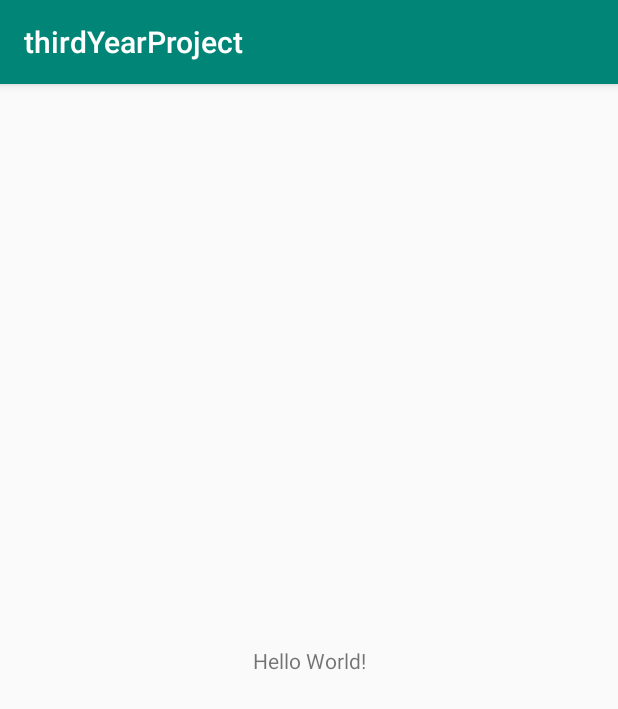
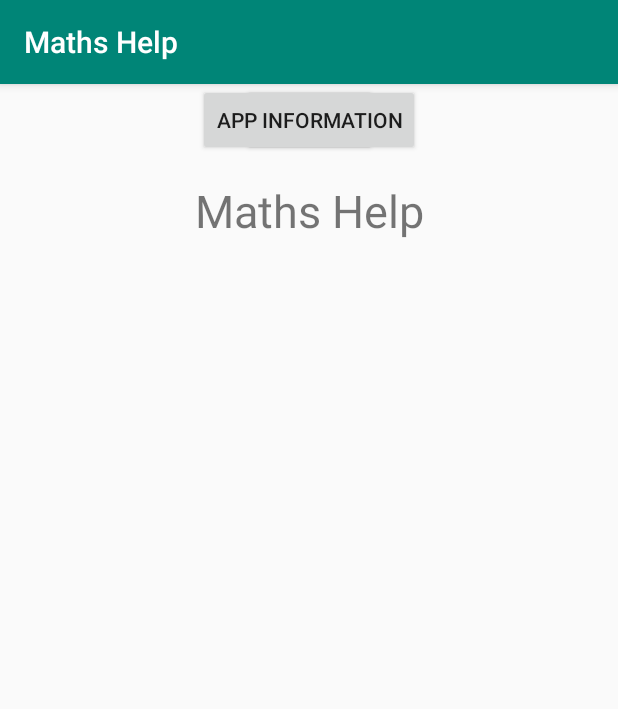
Before and after one commit to AlphaMustang/thirdYearProject, an Android app: the screen it shows after launch (MainActivity), on a phone screen of 412 x 824 dp. Shown: the top 709 px of the screen. Run offline under Robolectric (Android 15) with nearby library versions, the phone set to English and light mode, and no system bars.

Commit message:
Working on the start page and trying to sort out Android Studio's problems.
Signed-off-by: alphamustang <ryan.noel@hotmail.com>

```diff
--- a/app/src/main/res/layout/activity_main.xml
+++ b/app/src/main/res/layout/activity_main.xml
@@ -7,12 +7,36 @@
     tools:context=".MainActivity">
 
     <TextView
+        android:id="@+id/textView"
         android:layout_width="wrap_content"
         android:layout_height="wrap_content"
-        android:text="Hello World!"
-        app:layout_constraintBottom_toBottomOf="parent"
+        android:layout_marginTop="64dp"
+        android:text="@string/app_name"
+        android:textSize="30sp"
+        app:layout_constraintBottom_toBottomOf=""
         app:layout_constraintLeft_toLeftOf="parent"
         app:layout_constraintRight_toRightOf="parent"
         app:layout_constraintTop_toTopOf="parent" />
 
+
+    <Button
+        android:id="@+id/startPageModuleButton"
+        android:layout_width="wrap_content"
+        android:layout_height="wrap_content"
+        android:text="@string/startPageModuleButton"
+        app:layout_constraintBottom_toTopOf="@id/startPageInfoButton"
+        app:layout_constraintEnd_toEndOf="parent"
+        app:layout_constraintStart_toStartOf="parent" />
+
+    <Button
+        android:id="@+id/startPageInfoButton"
+        android:layout_width="wrap_content"
+        android:layout_height="wrap_content"
+        android:text="@string/startPageInfoButton"
+        app:layout_constraintEnd_toEndOf="parent"
+        app:layout_constraintStart_toStartOf="parent"
+        app:layout_constraintTop_toBottomOf="@id/startPageModuleButton"
+        app:layout_constraintBottom_toBottomOf="parent"
+        />
+
 </androidx.constraintlayout.widget.ConstraintLayout>
--- a/app/src/main/res/values/strings.xml
+++ b/app/src/main/res/values/strings.xml
@@ -1,3 +1,5 @@
 <resources>
-    <string name="app_name">thirdYearProject</string>
+    <string name="app_name">Maths Help</string>
+    <string name="startPageModuleButton">Modules</string>
+    <string name="startPageInfoButton">App Information</string>
 </resources>
```
Also changed, not shown: 1 other file.
